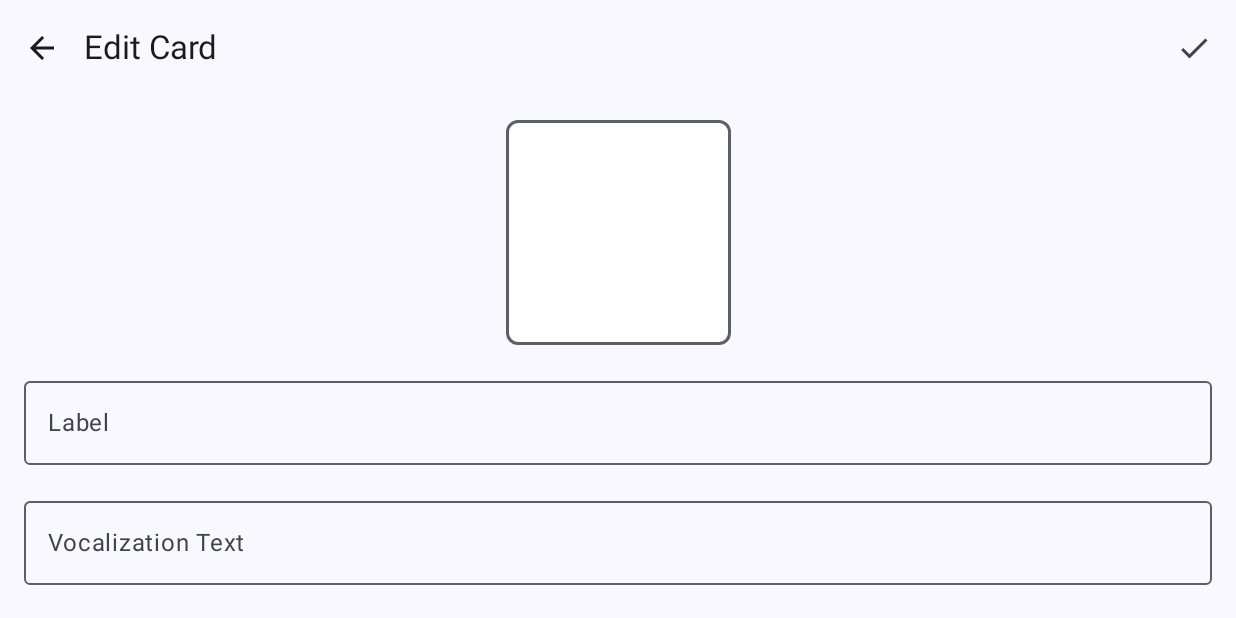
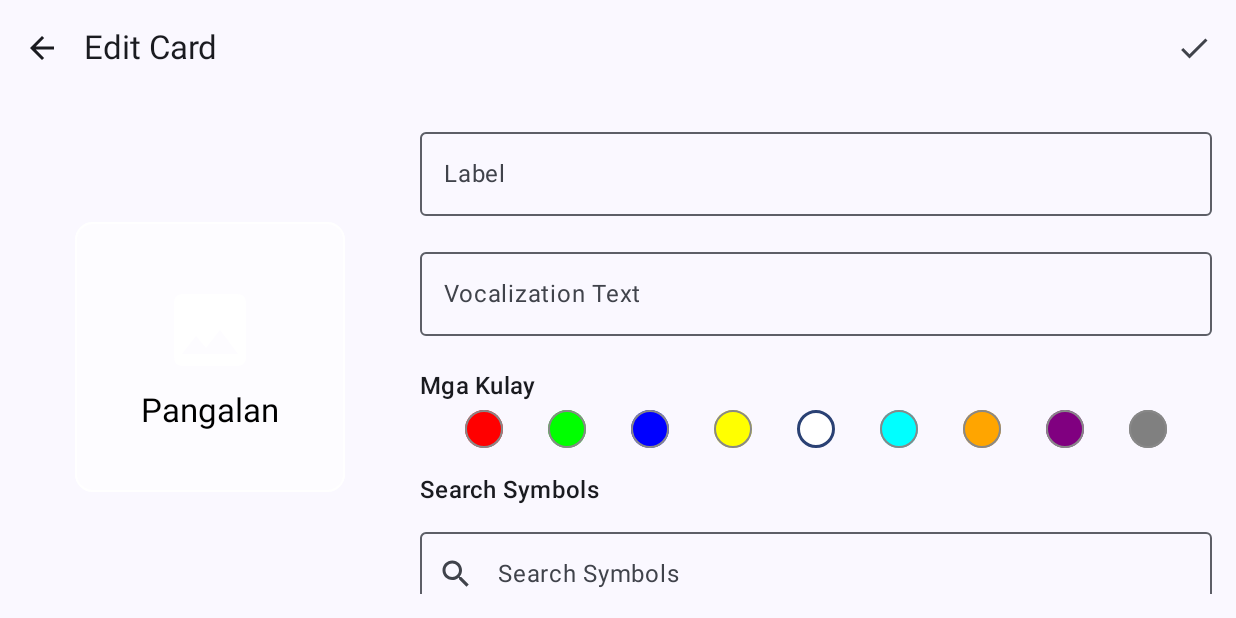
Before and after one commit to jaymar006/Thesis-AACbay, an Android app built with Jetpack Compose: the composable EditCardScreen called with empty values, on a phone screen of 824 x 412 dp (held sideways). Run offline under Robolectric (Android 15) with nearby library versions, the phone set to English and light mode, and no system bars; our stand-ins replace Firebase (no records; nobody signed in at launch, a user with empty details on screens opened directly); pictures from the network do not load; 4 statements that could not run were skipped.

Commit message:
Loxodonta[04192025]
Fix/Done:
- Fix the orientation of the edit card.

Todo:
- MAJOR FIX THE GALLERY UPLOAD. DON'T KNOW WHAT HAPPENED IN THE API :<
- Remove radio button if inside the folder because you can't create nested folder.
- the creation of n-gram
- Setting Module
- Holdpress to edit (IDK how tf im gonna do this, pray for me ;-;)
- Resize the symbol container.

```diff
--- a/app/src/main/java/com/example/ripdenver/ui/screens/EditCardScreen.kt
+++ b/app/src/main/java/com/example/ripdenver/ui/screens/EditCardScreen.kt
@@ -3,35 +3,30 @@ package com.example.ripdenver.ui.screens
 import android.net.Uri
 import androidx.activity.compose.rememberLauncherForActivityResult
 import androidx.activity.result.contract.ActivityResultContracts
-import androidx.compose.foundation.Image
 import androidx.compose.foundation.background
 import androidx.compose.foundation.border
-import androidx.compose.foundation.layout.Arrangement
 import androidx.compose.foundation.layout.Box
 import androidx.compose.foundation.layout.Column
-import androidx.compose.foundation.layout.PaddingValues
 import androidx.compose.foundation.layout.Row
+import androidx.compose.foundation.layout.aspectRatio
+import androidx.compose.foundation.layout.fillMaxHeight
 import androidx.compose.foundation.layout.fillMaxSize
 import androidx.compose.foundation.layout.fillMaxWidth
-import androidx.compose.foundation.layout.height
 import androidx.compose.foundation.layout.padding
 import androidx.compose.foundation.layout.size
-import androidx.compose.foundation.lazy.grid.GridCells
-import androidx.compose.foundation.lazy.grid.LazyVerticalGrid
-import androidx.compose.foundation.lazy.grid.items
 import androidx.compose.foundation.rememberScrollState
-import androidx.compose.foundation.shape.RoundedCornerShape
 import androidx.compose.foundation.verticalScroll
 import androidx.compose.material.icons.Icons
 import androidx.compose.material.icons.filled.ArrowBack
 import androidx.compose.material.icons.filled.Check
+import androidx.compose.material.icons.filled.Image
 import androidx.compose.material.icons.filled.Search
-import androidx.compose.material3.CircularProgressIndicator
+import androidx.compose.material3.Card
+import androidx.compose.material3.CardDefaults
 import androidx.compose.material3.ExperimentalMaterial3Api
 import androidx.compose.material3.Icon
 import androidx.compose.material3.IconButton
 import androidx.compose.material3.MaterialTheme
-import androidx.compose.material3.OutlinedButton
 import androidx.compose.material3.OutlinedTextField
 import androidx.compose.material3.Scaffold
 import androidx.compose.material3.Text
@@ -48,10 +43,9 @@ import androidx.compose.ui.Modifier
 import androidx.compose.ui.graphics.Color
 import androidx.compose.ui.layout.ContentScale
 import androidx.compose.ui.platform.LocalContext
-import androidx.compose.ui.text.font.FontWeight
 import androidx.compose.ui.unit.dp
 import androidx.navigation.NavController
-import coil.compose.rememberAsyncImagePainter
+import coil.compose.AsyncImage
 import com.example.ripdenver.viewmodels.EditCardViewModel
 import kotlinx.coroutines.launch
 
@@ -66,7 +60,6 @@ fun EditCardScreen(
     val coroutineScope = rememberCoroutineScope()
     val uiState by viewModel.uiState.collectAsState()
     val searchQuery = remember { mutableStateOf("") }
-    val showColorPicker = remember { mutableStateOf(false) }
     val imagePickerLauncher = rememberLauncherForActivityResult(
         contract = ActivityResultContracts.GetContent()
     ) { uri: Uri? ->
@@ -115,45 +108,73 @@ fun EditCardScreen(
             )
         }
     ) { paddingValues ->
-        Column(
+        Row(
             modifier = Modifier
                 .padding(paddingValues)
                 .padding(16.dp)
+                .fillMaxSize()
+        ) {
+            // Left side - Card preview
+            Box(
+                modifier = Modifier
+                    .weight(1f)
+                    .fillMaxHeight()
+                    .padding(end = 16.dp),
+                contentAlignment = Alignment.Center
+            ) {
+                // Using Card component from second document
+                Card(
+                    modifier = Modifier
+                        .size(180.dp)
+                        .aspectRatio(1f)
+                        .border(
+                            width = 1.dp,
+                            color = Color(android.graphics.Color.parseColor(uiState.cardColor)),
+                            shape = MaterialTheme.shapes.medium
+                        ),
+                    colors = CardDefaults.cardColors(
+                        containerColor = Color(android.graphics.Color.parseColor(uiState.cardColor)).copy(alpha = 0.5f)
+                    )
+                ) {
+                    Box(
+                        modifier = Modifier
+                            .fillMaxSize()
+                            .background(Color(android.graphics.Color.parseColor(uiState.cardColor)).copy(alpha = 0.2f)),
+                        contentAlignment = Alignment.Center
+                    ) {
+                        Column(horizontalAlignment = Alignment.CenterHorizontally) {
+                            if (uiState.cardImagePath.first.isNotEmpty()) {
+                                AsyncImage(
+                                    model = uiState.cardImagePath.first,
+                                    contentDescription = "Card image",
+                                    modifier = Modifier.size(100.dp),
+                                    contentScale = ContentScale.Fit
+                                )
+                            } else {
+                                Icon(
+                                    imageVector = Icons.Default.Image,
+                                    contentDescription = "No image",
+                                    modifier = Modifier.size(64.dp),
+                                    tint = Color.White
+                                )
+                            }
+                            Text(
+                                text = uiState.cardLabel.ifEmpty { "Pangalan" },
+                                style = MaterialTheme.typography.titleLarge,
+                                color = Color.Black,
+                                modifier = Modifier.padding(top = 8.dp)
+                            )
+                        }
+                    }
+                }
+            }
+
+            // Right side - Form fields
+            Column(
+                modifier = Modifier
+                    .weight(2f)
                     .verticalScroll(rememberScrollState())
             ) {
-            // Card preview
-            Box(
-                modifier = Modifier
-                    .padding(bottom = 16.dp)
-                    .size(150.dp)
-                    .align(Alignment.CenterHorizontally)
-                    .background(
-                        Color(android.graphics.Color.parseColor(uiState.cardColor)),
-                        RoundedCornerShape(8.dp)
-                    )
-                    .border(2.dp, MaterialTheme.colorScheme.outline, RoundedCornerShape(8.dp))
-            ) {
-                if (uiState.cardImagePath.first.isNotEmpty()) {
-                    Image(
-                        painter = rememberAsyncImagePainter(uiState.cardImagePath.first),
-                        contentDescription = "Card Image",
-                        modifier = Modifier
-                            .padding(8.dp)
-                            .fillMaxSize(),
-                        contentScale = ContentScale.Fit
-                    )
-                }
-
-                Text(
-                    text = uiState.cardLabel,
-                    modifier = Modifier
-                        .align(Alignment.BottomCenter)
-                        .padding(bottom = 8.dp),
-                    style = MaterialTheme.typography.labelLarge,
-                    fontWeight = FontWeight.Bold
-                )
-            }
-
                 // Card label input
                 OutlinedTextField(
                     value = uiState.cardLabel,
@@ -174,7 +195,7 @@ fun EditCardScreen(
                         .padding(bottom = 16.dp)
                 )
 
-            // Color picker button
+                // Color picker
                 Text(
                     text = "Mga Kulay",
                     style = MaterialTheme.typography.titleMedium,
@@ -185,35 +206,13 @@ fun EditCardScreen(
                     onColorSelected = { viewModel.updateCardColor(it) }
                 )
 
-            // Image selection options
+                // Symbol search
                 Text(
-                "Select Image",
+                    "Search Symbols",
                     style = MaterialTheme.typography.titleMedium,
-                modifier = Modifier.padding(bottom = 8.dp)
+                    modifier = Modifier.padding(top = 16.dp, bottom = 8.dp)
                 )
 
-            Row(
-                modifier = Modifier
-                    .fillMaxWidth()
-                    .padding(bottom = 16.dp),
-                horizontalArrangement = Arrangement.spacedBy(8.dp)
-            ) {
-                OutlinedButton(
-                    onClick = { imagePickerLauncher.launch("image/*") },
-                    modifier = Modifier.weight(1f)
-                ) {
-                    Text("From Device")
-                }
-
-                OutlinedButton(
-                    onClick = { /* Already in symbol search mode */ },
-                    modifier = Modifier.weight(1f)
-                ) {
-                    Text("From Symbols")
-                }
-            }
-
-            // Symbol search
                 OutlinedTextField(
                     value = searchQuery.value,
                     onValueChange = { searchQuery.value = it },
@@ -224,42 +223,7 @@ fun EditCardScreen(
                         .padding(bottom = 8.dp)
                 )
 
-            if (viewModel.isLoadingPictograms) {
-                Box(
-                    modifier = Modifier
-                        .fillMaxWidth()
-                        .height(200.dp),
-                    contentAlignment = Alignment.Center
-                ) {
-                    CircularProgressIndicator()
-                }
-            } else {
-                LazyVerticalGrid(
-                    columns = GridCells.Adaptive(minSize = 100.dp),
-                    modifier = Modifier
-                        .fillMaxWidth()
-                        .height(300.dp),
-                    contentPadding = PaddingValues(8.dp),
-                    verticalArrangement = Arrangement.spacedBy(8.dp),
-                    horizontalArrangement = Arrangement.spacedBy(8.dp)
-                ) {
-                    items(viewModel.pictograms) { pictogram ->
-                        PictogramItem(
-                            pictogram = pictogram,
-                            onClick = {
-                                viewModel.handleSymbolSelection(
-                                    context = context,
-                                    imageUrl = "https://api.arasaac.org/api/pictograms/${pictogram._id}?download=false",
-                                    onSuccess = { urlAndId ->
-                                        viewModel.updateCardImage(urlAndId)
-                                    },
-                                    onError = { /* Handle error */ }
-                                )
-                            }
-                        )
             }
         }
     }
 }
-    }
-}
```
Lines whose indentation alone changed are shown as unchanged.
